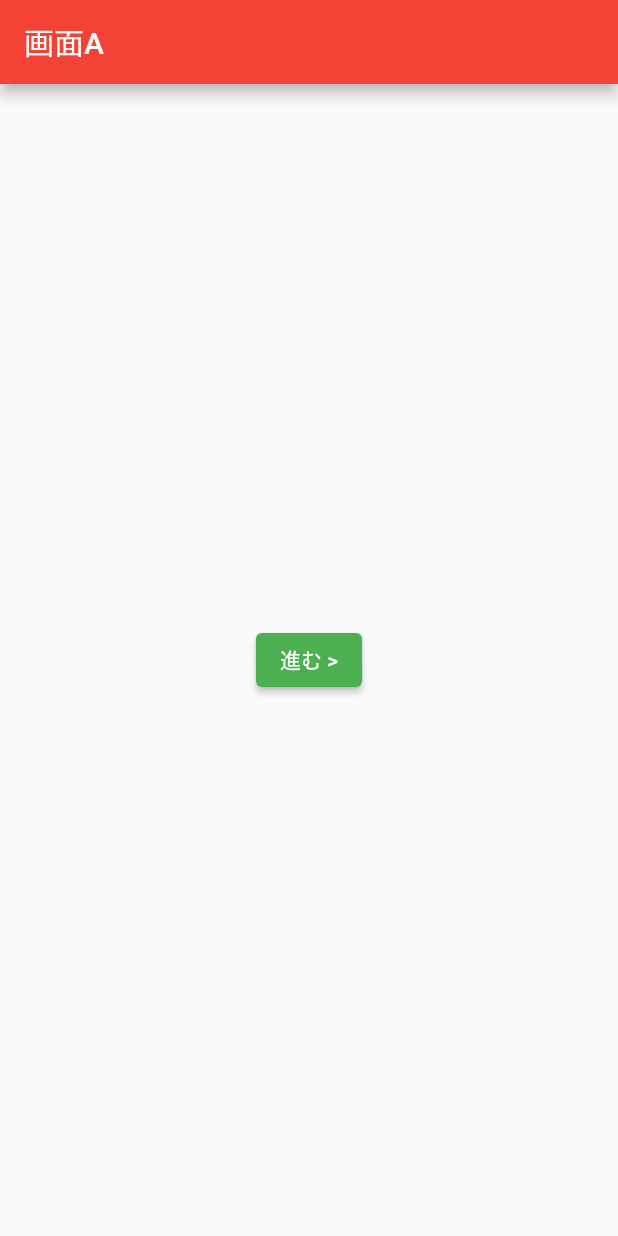
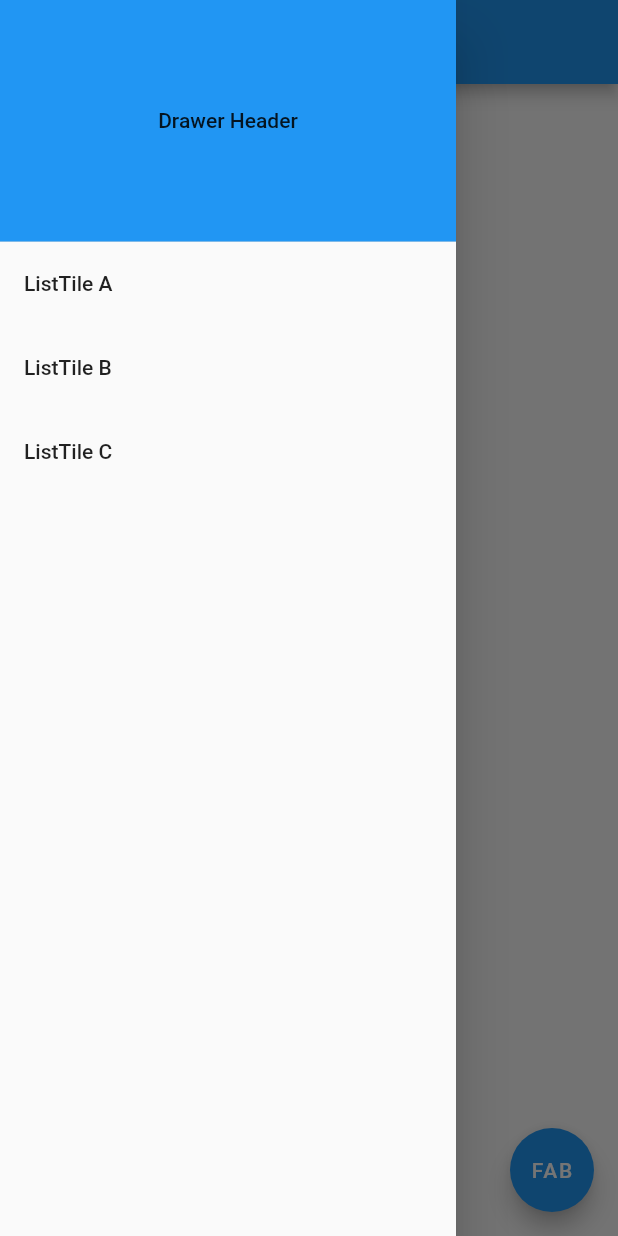
Before and after one commit to 0kkun/flutter-docker-template, a Flutter app: the screen it shows after launch, with the side drawer open (before the commit the screen has no drawer), on a phone screen of 412 x 824 dp. Run offline on Flutter 3.47's test engine with Material 2 defaults, Android fonts, the phone set to English and light mode, and no system bars; our stand-ins replace flutter_riverpod, go_router, logger.

Commit message:
サイドメニューの学習

```diff
--- a/src/lib/main.dart
+++ b/src/lib/main.dart
@@ -4,6 +4,7 @@ import 'package:logger/logger.dart';
 import 'package:flutter_riverpod/flutter_riverpod.dart';
 import 'package:workspace/models/tweet.dart';
 import 'package:workspace/screens/sample_screen.dart';
+import 'package:workspace/widjets/side_menu.dart';
 import 'package:workspace/widjets/tweet_widjet.dart';
 import 'package:workspace/app.dart';
 import 'package:flutter_web_plugins/url_strategy.dart';
@@ -249,7 +250,49 @@ void main() {
   // ******************************************
   // ** ページ遷移 **
   // go_routerを使用した例
-  const app10 = App();
-  usePathUrlStrategy();
-  runApp(app10);
+  // const app10 = App();
+  // usePathUrlStrategy();
+  // runApp(app10);
+
+  // ******************************************
+  // ** ドロワー **
+  final appBar = AppBar(
+    title: const Text('appBar'),
+  );
+
+  const drawer = Drawer(
+    child: SideMenu(),
+  );
+
+  const endDrawer = Drawer(
+    child: SideMenu(),
+  );
+
+  const body = Center(
+    child: Text('body'),
+  );
+
+  // フローティングアクションボタン (FAB)
+  final fab = FloatingActionButton(
+    onPressed: () {
+      debugPrint('FAB が押されました');
+    },
+    child: const Text('FAB'),
+  );
+
+  final scaffold = Scaffold(
+    appBar: appBar, // アップバー
+    drawer: drawer, // ドロワー 左側に置く
+    // endDrawer: endDrawer, // エンドドロワー。右側に置きたい時はこれ
+    floatingActionButton: fab, // フローティングアクションボタン (FAB)
+    body: body, // ボディ
+  );
+
+  final app11 = MaterialApp(
+    // 右上の「DEBUG」という文字が消せる
+    debugShowCheckedModeBanner: false,
+    home: scaffold,
+  );
+
+  runApp(app11);
 }
--- /dev/null
+++ b/src/lib/widjets/side_menu.dart
@@ -0,0 +1,41 @@
+import 'package:flutter/material.dart';
+
+
+class SideMenu extends StatelessWidget {
+  const SideMenu({super.key});
+
+  @override
+  Widget build(BuildContext context) {
+    return ListView(
+      children: [
+        DrawerHeader(
+          padding: const EdgeInsets.all(0),
+          margin: const EdgeInsets.all(0),
+          child: Container(
+            color: Colors.blue,
+            alignment: Alignment.center,
+            child: const Text('Drawer Header'),
+          ),
+        ),
+        ListTile(
+          title: const Text('ListTile A'),
+          onTap: () {
+            debugPrint('ListTile Aをタップしました');
+          },
+        ),
+        ListTile(
+          title: const Text('ListTile B'),
+          onTap: () {
+            debugPrint('ListTile Bをタップしました');
+          },
+        ),
+        ListTile(
+          title: const Text('ListTile C'),
+          onTap: () {
+            debugPrint('ListTile Cをタップしました');
+          },
+        ),
+      ],
+    );
+  }
+}
```
